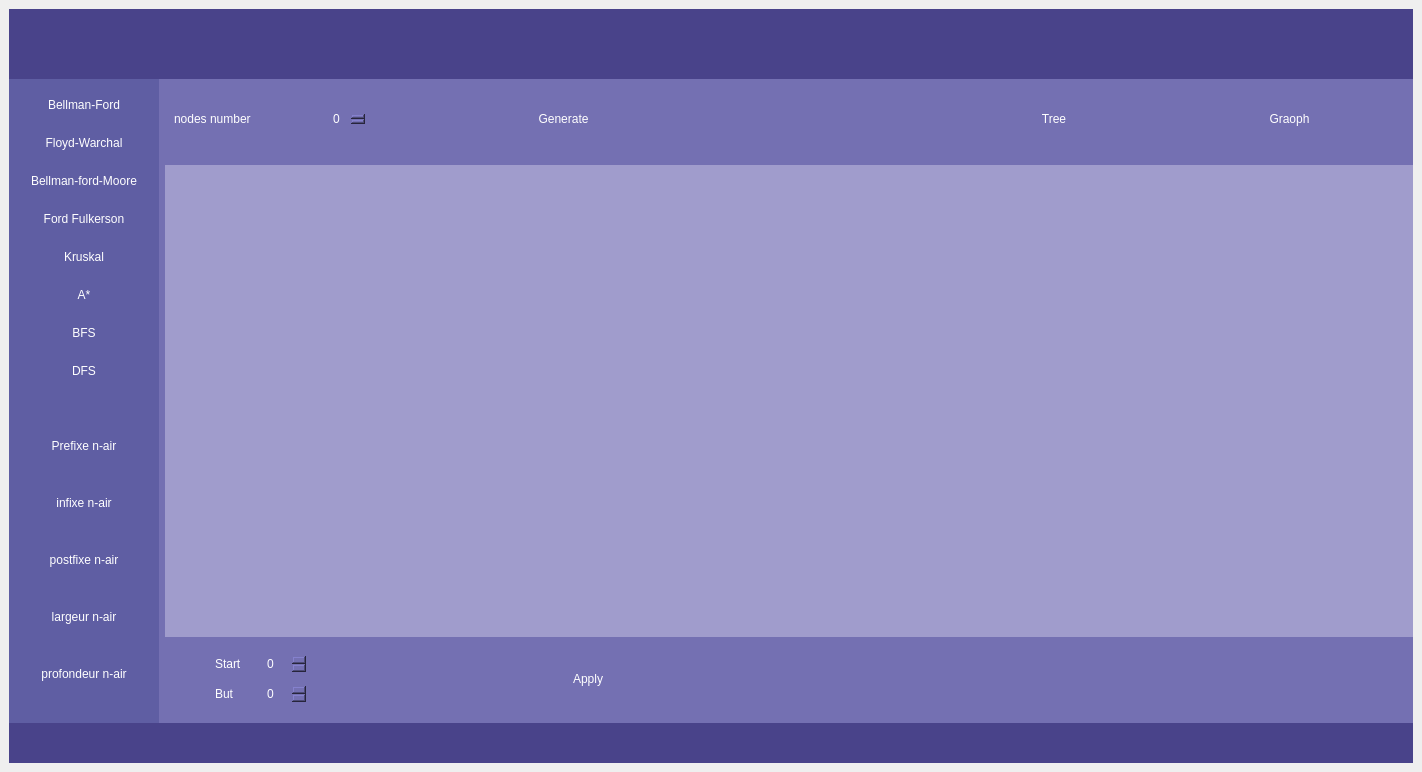
Old version of the form interface/qt_interface.ui in the repository ismailbilal/Graph_Search_algos_python.
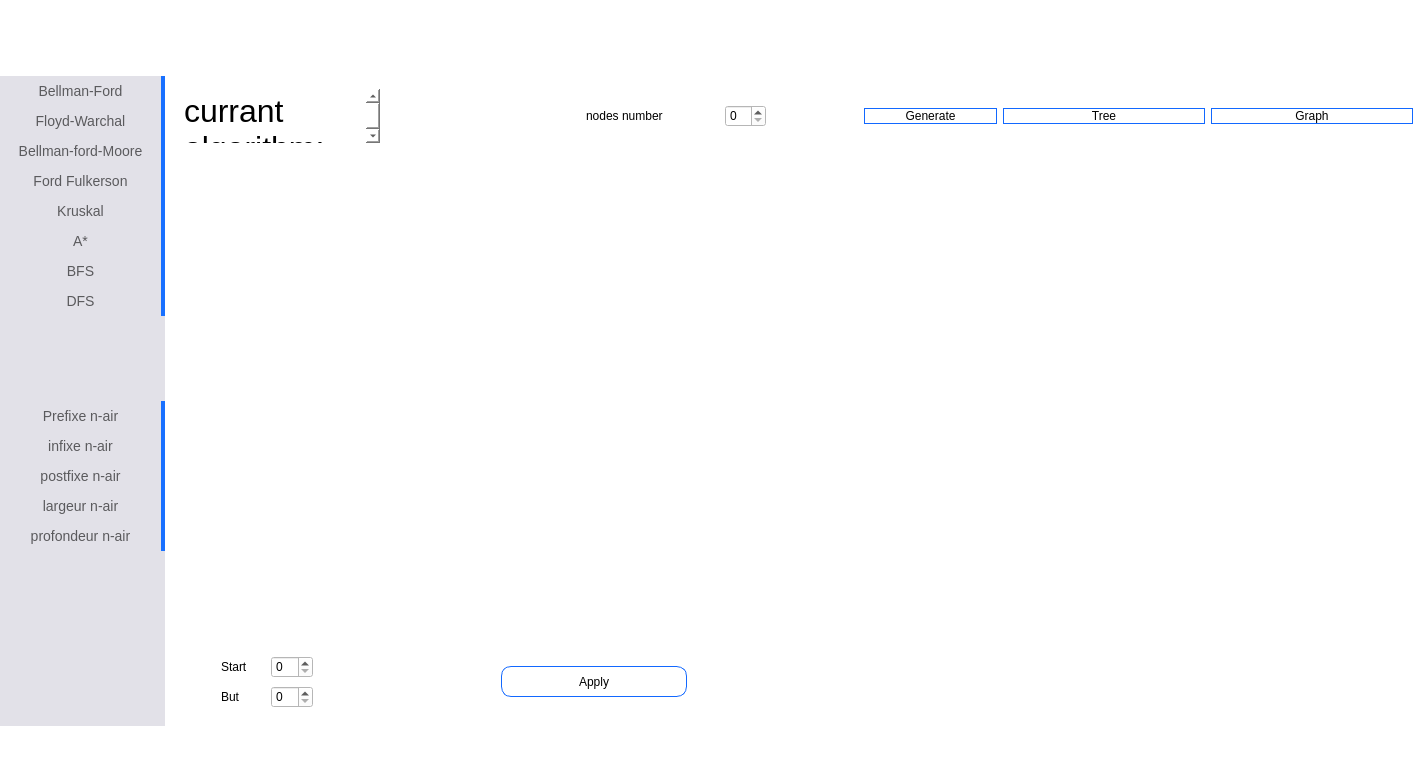
New version of the form. Custom widgets are drawn as their Qt base class.

Commit message: change interface style

What changed in the file:
```diff
--- a/interface/qt_interface.ui
+++ b/interface/qt_interface.ui
@@ -14,14 +14,29 @@
    <string>MainWindow</string>
   </property>
   <property name="styleSheet">
-   <string notr="true"/>
+   <string notr="true">background-color: #fff;</string>
   </property>
   <widget class="QWidget" name="centralwidget">
    <property name="styleSheet">
     <string notr="true"/>
    </property>
-   <layout class="QHBoxLayout" name="horizontalLayout_7">
-    <item>
+   <layout class="QGridLayout" name="gridLayout">
+    <property name="leftMargin">
+     <number>0</number>
+    </property>
+    <property name="topMargin">
+     <number>0</number>
+    </property>
+    <property name="rightMargin">
+     <number>0</number>
+    </property>
+    <property name="bottomMargin">
+     <number>0</number>
+    </property>
+    <property name="spacing">
+     <number>0</number>
+    </property>
+    <item row="0" column="0">
      <widget class="QFrame" name="main">
       <property name="minimumSize">
        <size>
@@ -33,9 +48,26 @@
        <number>-1</number>
       </property>
       <property name="styleSheet">
-       <string notr="true">border: 0px solid rgb(255, 255, 255);
-background-color: rgb(73, 67, 138);
-color: rgb(255, 255, 255)</string>
+       <string notr="true">QFrame{
+	border: 0px solid;
+	background-color: #fff;
+
+}
+QPushButton{
+	border: 1px solid rgb(18, 104, 255);
+	border-top-left-radius: 10px;
+	border-bottom-left-radius: 10px;
+	border-top-right-radius: 10px;
+	border-bottom-right-radius: 10px;
+	padding: 0.5em;
+	background-color: #fff;
+	color: #000;
+}
+QPushButton:hover {
+	background-color: rgb(18, 104, 255);
+	color: #fff;
+	font-weight: bold;
+}</string>
       </property>
       <property name="frameShape">
        <enum>QFrame::StyledPanel</enum>
@@ -45,7 +77,7 @@
       </property>
       <layout class="QVBoxLayout" name="verticalLayout_5">
        <property name="spacing">
-        <number>0</number>
+        <number>-1</number>
        </property>
        <property name="leftMargin">
         <number>0</number>
@@ -84,7 +116,9 @@
        <item>
         <widget class="QFrame" name="mainbody">
          <property name="styleSheet">
-          <string notr="true">background-color: rgb(116, 112, 178)</string>
+          <string notr="true">QFrame{
+color: #000
+}</string>
          </property>
          <property name="frameShape">
           <enum>QFrame::StyledPanel</enum>
@@ -107,14 +141,34 @@
           </property>
           <item>
            <widget class="QFrame" name="algos">
+            <property name="minimumSize">
+             <size>
+              <width>165</width>
+              <height>0</height>
+             </size>
+            </property>
             <property name="maximumSize">
              <size>
-              <width>150</width>
+              <width>165</width>
               <height>16777215</height>
              </size>
             </property>
             <property name="styleSheet">
-             <string notr="true">background-color: rgb(95, 94, 163)</string>
+             <string notr="true">QFrame{
+background-color: rgb(226, 225, 232);
+}
+QPushButton{
+background-color: rgba(0,0,0,0%);
+border-radius:0px;
+border:none;
+border-right: 4px solid rgb(24, 112, 255);
+color: rgba(0, 0, 0, 60%);
+padding: 1.1em 0em;
+font-size: 14px;
+}
+QPushButton:hover{
+background-color: #fff;
+}</string>
             </property>
             <property name="frameShape">
              <enum>QFrame::StyledPanel</enum>
@@ -122,6 +176,9 @@
             <property name="frameShadow">
              <enum>QFrame::Raised</enum>
             </property>
+            <property name="lineWidth">
+             <number>1</number>
+            </property>
             <layout class="QVBoxLayout" name="verticalLayout_6">
              <property name="spacing">
               <number>0</number>
@@ -138,7 +195,7 @@
              <property name="bottomMargin">
               <number>0</number>
              </property>
-             <item>
+             <item alignment="Qt::AlignTop">
               <widget class="QFrame" name="algos_graph">
                <property name="styleSheet">
                 <string notr="true"/>
@@ -150,6 +207,21 @@
                 <enum>QFrame::Raised</enum>
                </property>
                <layout class="QVBoxLayout" name="verticalLayout_2">
+                <property name="spacing">
+                 <number>0</number>
+                </property>
+                <property name="leftMargin">
+                 <number>0</number>
+                </property>
+                <property name="topMargin">
+                 <number>0</number>
+                </property>
+                <property name="rightMargin">
+                 <number>0</number>
+                </property>
+                <property name="bottomMargin">
+                 <number>0</number>
+                </property>
                 <item>
                  <widget class="QPushButton" name="bellmanford">
                   <property name="minimumSize">
@@ -257,7 +329,7 @@
                </layout>
               </widget>
              </item>
-             <item>
+             <item alignment="Qt::AlignTop">
               <widget class="QFrame" name="algos_arbre">
                <property name="styleSheet">
                 <string notr="true"/>
@@ -268,7 +340,22 @@
                <property name="frameShadow">
                 <enum>QFrame::Raised</enum>
                </property>
-               <layout class="QVBoxLayout" name="verticalLayout_3">
+               <layout class="QVBoxLayout" name="verticalLayout">
+                <property name="spacing">
+                 <number>0</number>
+                </property>
+                <property name="leftMargin">
+                 <number>0</number>
+                </property>
+                <property name="topMargin">
+                 <number>0</number>
+                </property>
+                <property name="rightMargin">
+                 <number>0</number>
+                </property>
+                <property name="bottomMargin">
+                 <number>0</number>
+                </property>
                 <item>
                  <widget class="QPushButton" name="prefixe">
                   <property name="minimumSize">
@@ -378,6 +465,9 @@
                  <height>80</height>
                 </size>
                </property>
+               <property name="styleSheet">
+                <string notr="true"/>
+               </property>
                <property name="frameShape">
                 <enum>QFrame::StyledPanel</enum>
                </property>
@@ -386,8 +476,55 @@
                </property>
                <layout class="QHBoxLayout" name="horizontalLayout_4">
                 <property name="spacing">
-                 <number>300</number>
+                 <number>-1</number>
                 </property>
+                <item>
+                 <widget class="QFrame" name="frame_algo_name">
+                  <property name="maximumSize">
+                   <size>
+                    <width>400</width>
+                    <height>16777215</height>
+                   </size>
+                  </property>
+                  <property name="frameShape">
+                   <enum>QFrame::StyledPanel</enum>
+                  </property>
+                  <property name="frameShadow">
+                   <enum>QFrame::Raised</enum>
+                  </property>
+                  <layout class="QHBoxLayout" name="horizontalLayout_8">
+                   <property name="spacing">
+                    <number>0</number>
+                   </property>
+                   <property name="leftMargin">
+                    <number>0</number>
+                   </property>
+                   <property name="topMargin">
+                    <number>4</number>
+                   </property>
+                   <property name="rightMargin">
+                    <number>0</number>
+                   </property>
+                   <property name="bottomMargin">
+                    <number>4</number>
+                   </property>
+                   <item>
+                    <widget class="QTextEdit" name="textEdit">
+                     <property name="html">
+                      <string>&lt;!DOCTYPE HTML PUBLIC &quot;-//W3C//DTD HTML 4.0//EN&quot; &quot;http://www.w3.org/TR/REC-html40/strict.dtd&quot;&gt;
+&lt;html&gt;&lt;head&gt;&lt;meta name=&quot;qrichtext&quot; content=&quot;1&quot; /&gt;&lt;style type=&quot;text/css&quot;&gt;
+p, li { white-space: pre-wrap; }
+&lt;/style&gt;&lt;/head&gt;&lt;body style=&quot; font-family:'.AppleSystemUIFont'; font-size:13pt; font-weight:400; font-style:normal;&quot;&gt;
+&lt;p style=&quot; margin-top:0px; margin-bottom:0px; margin-left:0px; margin-right:0px; -qt-block-indent:0; text-indent:0px;&quot;&gt;&lt;span style=&quot; font-size:24pt;&quot;&gt;currant algorithm: &lt;/span&gt;&lt;/p&gt;&lt;/body&gt;&lt;/html&gt;</string>
+                     </property>
+                    </widget>
+                   </item>
+                   <item>
+                    <widget class="QTextEdit" name="algorithm_name"/>
+                   </item>
+                  </layout>
+                 </widget>
+                </item>
                 <item>
                  <widget class="QFrame" name="type">
                   <property name="frameShape">
@@ -410,7 +547,7 @@
                     <number>0</number>
                    </property>
                    <item>
-                    <widget class="QFrame" name="frame">
+                    <widget class="QFrame" name="generate_frame">
                      <property name="frameShape">
                       <enum>QFrame::StyledPanel</enum>
                      </property>
@@ -505,7 +642,7 @@
                       <string notr="true"/>
                      </property>
                      <property name="text">
-                      <string>Graoph</string>
+                      <string>Graph</string>
                      </property>
                     </widget>
                    </item>
@@ -518,7 +655,7 @@
              <item>
               <widget class="QFrame" name="drawing">
                <property name="styleSheet">
-                <string notr="true">background-color: rgb(160, 156, 204);</string>
+                <string notr="true"/>
                </property>
                <property name="frameShape">
                 <enum>QFrame::StyledPanel</enum>
```
The commit also changes 1 other file.
